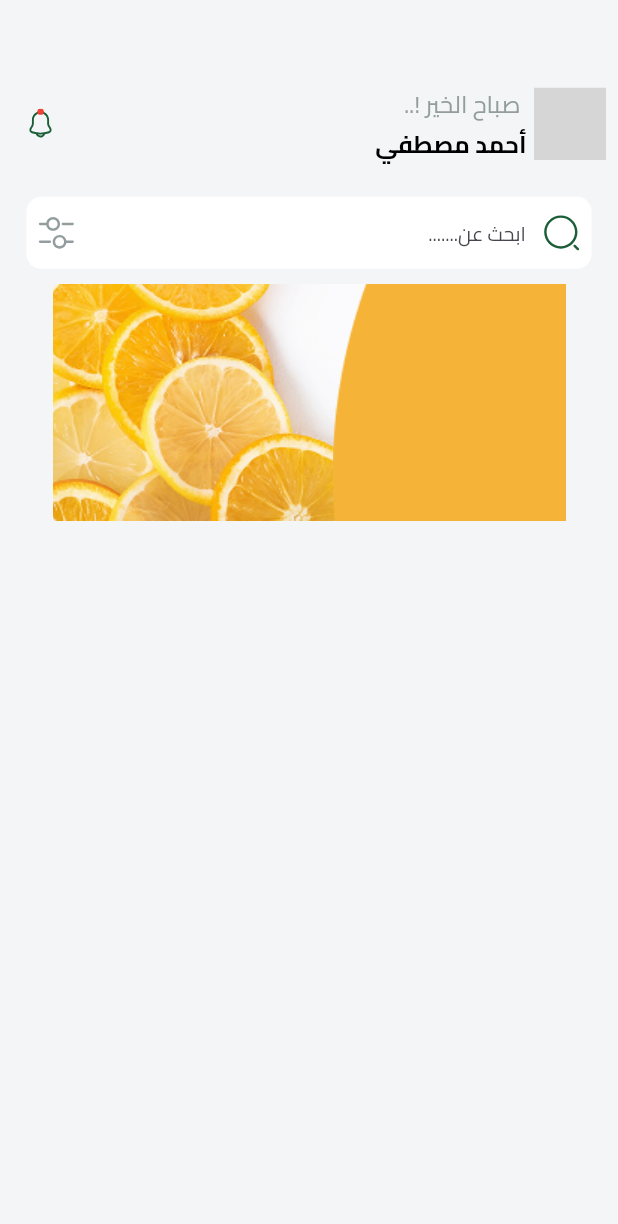
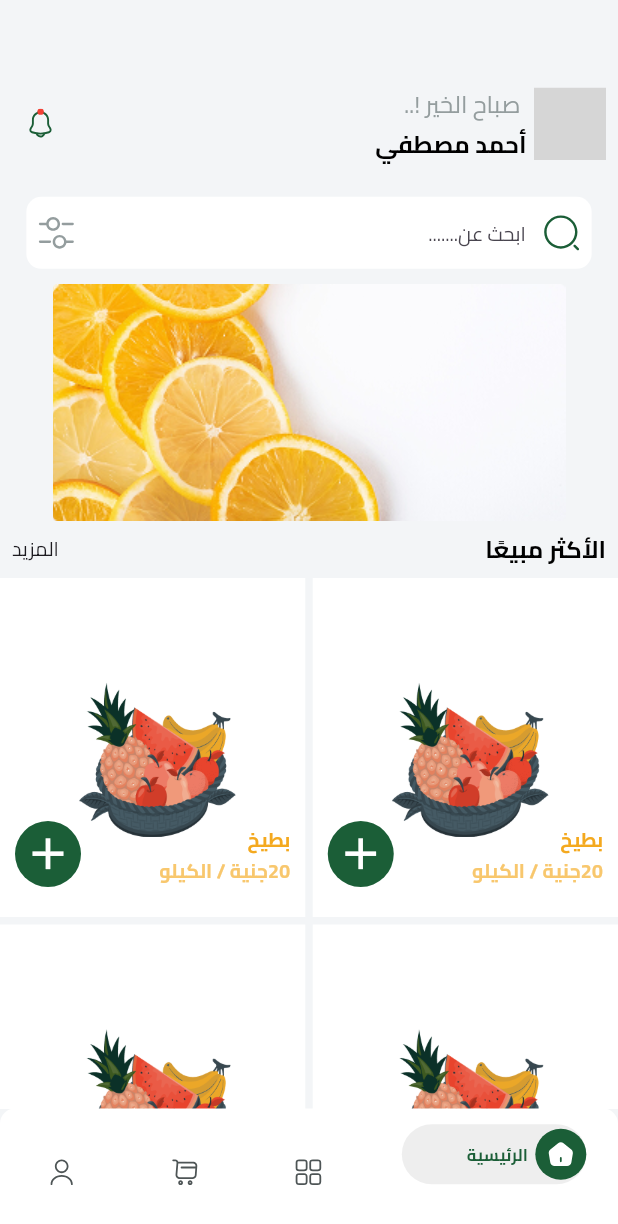
Before and after one commit to Salah-Mo-hammed/friut_hub, a Flutter app: the screen it shows after launch, on a phone screen of 412 x 824 dp. Shown: the top 1224 px of the screen. Run offline on Flutter 3.47's test engine with Material 3 defaults, Android fonts, the phone set to English and light mode, and no system bars; our stand-ins replace animate_do, flutter_svg; grey boxes are pictures that could not be loaded.

Commit message:
Done HomePage AND Bottom Nav Bar

```diff
--- a/lib/auth/presentation/pages/home_page.dart
+++ /dev/null
@@ -1,128 +0,0 @@
-import 'package:flutter/material.dart';
-import 'package:flutter_svg/svg.dart';
-import 'package:friut_hub/core/colors/app_colors.dart';
-import 'package:friut_hub/core/extentions/num_extenstions.dart';
-import 'package:friut_hub/core/fonts/fonts_class.dart';
-import 'package:friut_hub/generated/assets.dart';
-
-class HomePage extends StatelessWidget {
-  const HomePage({super.key});
-
-  @override
-  Widget build(BuildContext context) {
-    return Directionality(
-      textDirection: TextDirection.rtl,
-      child: Scaffold(
-        backgroundColor: Color.fromRGBO(243, 245, 247, 1),
-
-        body: Column(
-          children: [
-            SizedBox(height: 50),
-            //! AppBar Row
-            Padding(
-              padding: const EdgeInsets.all(8.0),
-              child: Row(
-                mainAxisAlignment: MainAxisAlignment.spaceBetween,
-                children: [
-                  Row(
-                    children: [
-                      SvgPicture.asset(
-                        Assets.svgPersonIcon,
-                        fit: BoxFit.fill,
-                      ),
-                      SizedBox(width: 5),
-                      Column(
-                        children: [
-                          Padding(
-                            padding: const EdgeInsets.only(
-                              left: 15.0,
-                            ),
-                            child: Text(
-                              "صباح الخير !..",
-                              style: AppTextStyles.bodyBase.copyWith(
-                                color: AppColors.grayscale400,
-                              ),
-                            ),
-                          ),
-                          SizedBox(height: 5),
-                          Text(
-                            "أحمد مصطفي",
-                            style: AppTextStyles.bodyBaseBold
-                                .copyWith(color: Colors.black),
-                          ),
-                        ],
-                      ),
-                    ],
-                  ),
-                  Padding(
-                    padding: const EdgeInsets.symmetric(
-                      horizontal: 8.0,
-                    ),
-                    child: SvgPicture.asset(
-                      Assets.svgNotificationRing,
-                      height: 20.h(context),
-                      width: 20.w(context),
-                    ),
-                  ),
-                ],
-              ),
-            ),
-            SizedBox(height: 16.h(context)),
-            Padding(
-              padding: const EdgeInsets.symmetric(horizontal: 15.0),
-              child: Container(
-                decoration: BoxDecoration(
-                  color: Colors.white,
-                  borderRadius: BorderRadius.circular(10),
-                ),
-                width: 343.w(context),
-                child: TextField(
-                  decoration: InputDecoration(
-                    hintText: "ابحث عن.......",
-                    hintStyle: AppTextStyles.bodySmall,
-                    border: InputBorder.none,
-                    prefixIcon: Padding(
-                      padding: const EdgeInsets.all(7.0),
-                      child: SvgPicture.asset(
-                        Assets.svgSearchNormal,
-                        height: 30,
-                        width: 30,
-                      ),
-                    ),
-                    prefixIconConstraints: BoxConstraints(
-                      maxHeight: 40,
-                      maxWidth: 40,
-                    ),
-                    suffixIcon: Padding(
-                      padding: const EdgeInsets.all(7.0),
-                      child: SvgPicture.asset(
-                        Assets.svgFilterNormal,
-                        height: 30,
-                        width: 30,
-                      ),
-                    ),
-                    suffixIconConstraints: BoxConstraints(
-                      maxHeight: 40,
-                      maxWidth: 40,
-                    ),
-                  ),
-                ),
-              ),
-            ),
-            SizedBox(height: 10),
-            Stack(
-              children: [
-                Image.asset(Assets.pngOrangeOfferPng),
-                Positioned(
-                  left: 170.w(context),
-                  child: Image.asset(Assets.pngOrangeCircle),
-                ),
-              ],
-            ),
-            // SvgPicture.asset('assets/svg/orange_offer.svg'),
-          ],
-        ),
-      ),
-    );
-  }
-}
--- /dev/null
+++ b/lib/e_commerce/presintaion/pages/home_page.dart
@@ -0,0 +1,199 @@
+import 'package:flutter/material.dart';
+import 'package:flutter_svg/svg.dart';
+import 'package:friut_hub/core/colors/app_colors.dart';
+import 'package:friut_hub/core/extentions/num_extenstions.dart';
+import 'package:friut_hub/core/fonts/fonts_class.dart';
+import 'package:friut_hub/generated/assets.dart';
+
+class HomePage extends StatelessWidget {
+  const HomePage({super.key});
+
+  @override
+  Widget build(BuildContext context) {
+    return Column(
+      children: [
+        SizedBox(height: 50),
+        //! AppBar Row
+        Padding(
+          padding: const EdgeInsets.all(8.0),
+          child: Row(
+            mainAxisAlignment: MainAxisAlignment.spaceBetween,
+            children: [
+              Row(
+                children: [
+                  SvgPicture.asset(
+                    Assets.svgPersonIcon,
+                    fit: BoxFit.fill,
+                  ),
+                  SizedBox(width: 5),
+                  Column(
+                    children: [
+                      Padding(
+                        padding: const EdgeInsets.only(left: 15.0),
+                        child: Text(
+                          "صباح الخير !..",
+                          style: AppTextStyles.bodyBase.copyWith(
+                            color: AppColors.grayscale400,
+                          ),
+                        ),
+                      ),
+                      SizedBox(height: 5),
+                      Text(
+                        "أحمد مصطفي",
+                        style: AppTextStyles.bodyBaseBold.copyWith(
+                          color: Colors.black,
+                        ),
+                      ),
+                    ],
+                  ),
+                ],
+              ),
+              Padding(
+                padding: const EdgeInsets.symmetric(horizontal: 8.0),
+                child: SvgPicture.asset(
+                  Assets.svgNotificationRing,
+                  height: 20.h(context),
+                  width: 20.w(context),
+                ),
+              ),
+            ],
+          ),
+        ),
+        SizedBox(height: 16.h(context)),
+        Padding(
+          padding: const EdgeInsets.symmetric(horizontal: 15.0),
+          child: Container(
+            decoration: BoxDecoration(
+              color: Colors.white,
+              borderRadius: BorderRadius.circular(10),
+            ),
+            width: 343.w(context),
+            child: TextField(
+              decoration: InputDecoration(
+                hintText: "ابحث عن.......",
+                hintStyle: AppTextStyles.bodySmall,
+                border: InputBorder.none,
+                prefixIcon: Padding(
+                  padding: const EdgeInsets.all(7.0),
+                  child: SvgPicture.asset(
+                    Assets.svgSearchNormal,
+                    height: 30,
+                    width: 30,
+                  ),
+                ),
+                prefixIconConstraints: BoxConstraints(
+                  maxHeight: 40,
+                  maxWidth: 40,
+                ),
+                suffixIcon: Padding(
+                  padding: const EdgeInsets.all(7.0),
+                  child: SvgPicture.asset(
+                    Assets.svgFilterNormal,
+                    height: 30,
+                    width: 30,
+                  ),
+                ),
+                suffixIconConstraints: BoxConstraints(
+                  maxHeight: 40,
+                  maxWidth: 40,
+                ),
+              ),
+            ),
+          ),
+        ),
+        SizedBox(height: 10),
+        // Stack(
+        //   children: [
+        //     Image.asset(Assets.pngOrangeOfferPng),
+        //     Positioned(
+        //       left: 170.w(context),
+        //       child: Image.asset(Assets.pngOrangeCircle),
+        //     ),
+        //   ],
+        // ),
+        Image.asset(Assets.pngOrangeOfferPng),
+
+        // ! svg is the best but for now here is a problem in fetching image
+        // SvgPicture.asset('assets/svg/orange_offer.svg'),
+        Padding(
+          padding: const EdgeInsets.all(8.0),
+          child: Row(
+            mainAxisAlignment: MainAxisAlignment.spaceBetween,
+            children: [
+              Text(
+                "الأكثر مبيعًا",
+                style: AppTextStyles.bodyBaseBold.copyWith(
+                  color: Colors.black,
+                ),
+              ),
+              Text("المزيد", style: AppTextStyles.bodySmall),
+            ],
+          ),
+        ),
+        Expanded(
+          child: GridView.builder(
+            padding: EdgeInsets.zero,
+            itemCount: 10,
+            gridDelegate:
+                const SliverGridDelegateWithFixedCrossAxisCount(
+                  crossAxisCount: 2,
+                  crossAxisSpacing: 5,
+                  mainAxisSpacing: 5,
+                  childAspectRatio: .9,
+                ),
+            itemBuilder: (context, index) {
+              return Container(
+                decoration: BoxDecoration(color: Colors.white),
+                child: Stack(
+                  children: [
+                    Center(
+                      child: Image.asset(
+                        height: 120,
+                        width: 120,
+                        Assets.pngFruitBasketAmico1Splash1,
+                      ),
+                    ),
+                    // ! same problem
+                    // SvgPicture.asset(Assets.svgFarawlla),
+                    Positioned(
+                      bottom: 20,
+                      right: 10,
+                      child: Column(
+                        crossAxisAlignment: CrossAxisAlignment.start,
+                        children: [
+                          Text(
+                            "بطيخ",
+                            style: AppTextStyles.bodySmallBold
+                                .copyWith(color: AppColors.orange500),
+                          ),
+                          Text(
+                            "20جنية / الكيلو",
+                            style: AppTextStyles.bodySmallBold
+                                .copyWith(color: AppColors.orange300),
+                          ),
+                        ],
+                      ),
+                    ),
+                    Positioned(
+                      bottom: 20,
+                      left: 10,
+                      child: CircleAvatar(
+                        radius: 22,
+                        backgroundColor: AppColors.green1_500,
+                        child: Icon(
+                          size: 35,
+                          Icons.add,
+                          color: Colors.white,
+                        ),
+                      ),
+                    ),
+                  ],
+                ),
+              );
+            },
+          ),
+        ),
+      ],
+    );
+  }
+}
--- /dev/null
+++ b/lib/e_commerce/presintaion/pages/main_dashboard.dart
@@ -0,0 +1,49 @@
+import 'package:flutter/material.dart';
+import 'package:friut_hub/e_commerce/presintaion/pages/home_page.dart';
+import 'package:friut_hub/e_commerce/presintaion/pages/my_cart_page.dart';
+import 'package:friut_hub/e_commerce/presintaion/pages/product_page.dart';
+import 'package:friut_hub/e_commerce/presintaion/pages/profile_page.dart';
+import 'package:friut_hub/e_commerce/presintaion/widgets/bottom_nav_bar_widget.dart';
+
+class MainDashboard extends StatefulWidget {
+  const MainDashboard({super.key});
+
+  @override
+  State<MainDashboard> createState() => _MainDashboardState();
+}
+
+class _MainDashboardState extends State<MainDashboard> {
+  int _selectedIndex = 0;
+
+  void _onItemTapped(int index) {
+    setState(() {
+      _selectedIndex = index;
+    });
+  }
+
+  @override
+  Widget build(BuildContext context) {
+    return Directionality(
+      textDirection: TextDirection.rtl,
+
+      child: Scaffold(
+        backgroundColor: Color.fromRGBO(243, 245, 247, 1),
+
+        body: IndexedStack(
+          index: _selectedIndex,
+          children: [
+            HomePage(),
+            ProductsPage(),
+            MyCartPage(),
+            ProfilePage(),
+          ],
+        ),
+
+        bottomNavigationBar: FancyBottomNavBar(
+          selectedIndex: _selectedIndex,
+          onTap: _onItemTapped,
+        ),
+      ),
+    );
+  }
+}
--- /dev/null
+++ b/lib/e_commerce/presintaion/widgets/bottom_nav_bar_widget.dart
@@ -0,0 +1,242 @@
+import 'package:flutter/material.dart';
+import 'package:flutter_svg/svg.dart';
+import 'package:friut_hub/core/colors/app_colors.dart';
+import 'package:friut_hub/core/fonts/fonts_class.dart';
+import 'package:friut_hub/generated/assets.dart';
+
+class FancyBottomNavBar extends StatelessWidget {
+  final int selectedIndex;
+  final Function(int) onTap;
+
+  const FancyBottomNavBar({
+    super.key,
+    required this.selectedIndex,
+    required this.onTap,
+  });
+
+  @override
+  Widget build(BuildContext context) {
+    final unselectedIcons = [
+      Assets.svgUnselectedHomeIcon,
+      Assets.svgUnselectedProductsIcon,
+      Assets.svgUnselectedShoppingCartIcon,
+      Assets.svgUnselectedProfileIcon,
+    ];
+    final selectedIcons = [
+      Assets.svgSelectedHomeIcon,
+      Assets.svgSelectedProductIcon,
+      Assets.svgSelectedShoppingCartIcon,
+      Assets.svgSelectedUserIcon,
+    ];
+
+    final labels = ["الرئيسية", "المنتجات", "سلة المشتريات", "حسابي"];
+
+    return Container(
+      height: 85,
+      decoration: const BoxDecoration(
+        color: Color(0xFFFFFFFF),
+        borderRadius: BorderRadius.only(
+          topLeft: Radius.circular(10),
+          topRight: Radius.circular(10),
+        ),
+      ),
+      child: Row(
+        mainAxisAlignment: MainAxisAlignment.spaceAround,
+        children: List.generate(unselectedIcons.length, (index) {
+          final isSelected = index == selectedIndex;
+
+          return GestureDetector(
+            onTap: () => onTap(index),
+            child:
+            // ! this animated to gorw container size
+            AnimatedContainer(
+              duration: const Duration(milliseconds: 300),
+              curve: Curves.easeOutBack,
+              transform: Matrix4.translationValues(
+                0,
+                isSelected ? -12 : 0,
+                0,
+              ),
+              child:
+              // ! this animated extends to show page name .
+              //! Note: must be used layout builder for width enhancment (shopping cart vs others)
+              AnimatedContainer(
+                duration: const Duration(milliseconds: 300),
+                height: isSelected ? 40 : 40,
+                width:
+                    isSelected
+                        ? (MediaQuery.sizeOf(context).width / 4) + 20
+                        : 40,
+                decoration: BoxDecoration(
+                  borderRadius:
+                      isSelected ? BorderRadius.circular(25) : null,
+                  color:
+                      isSelected
+                          ? const Color(0xFFEEEEEE)
+                          : const Color.fromARGB(0, 161, 23, 23),
+                ),
+                child:
+                    !isSelected
+                        ? bottom_nav_icon(
+                          unselectedIcons,
+                          index,
+                          isSelected,
+                        )
+                        : Row(
+                          mainAxisSize: MainAxisSize.min,
+                          mainAxisAlignment: MainAxisAlignment.start,
+                          children: [
+                            bottom_nav_icon(
+                              selectedIcons,
+                              index,
+                              isSelected,
+                            ),
+                            //! overdlowed pixels roblem because of this sizedbox
+                            const SizedBox(width: 5),
+                            Flexible(
+                              child: Text(
+                                overflow: TextOverflow.ellipsis,
+                                labels[index],
+                                style: AppTextStyles.bodyXSmall
+                                    .copyWith(
+                                      color: AppColors.green1_500,
+                                      fontWeight: FontWeight.bold,
+                                    ),
+                              ),
+                            ),
+                          ],
+                        ),
+              ),
+            ),
+          );
+        }),
+      ),
+    );
+  }
+
+  CircleAvatar bottom_nav_icon(
+    List<String> icons,
+    int index,
+    bool isSelected,
+  ) {
+    return CircleAvatar(
+      radius: 17,
+      backgroundColor:
+          isSelected ? AppColors.green1_500 : Color(0xFFFFFFFF),
+      child: SvgPicture.asset(height: 19, width: 19, icons[index]),
+    );
+  }
+}
+// ! my old code
+/*
+
+import 'package:flutter/material.dart';
+
+class FancyBottomNavBar extends StatelessWidget {
+  final int selectedIndex;
+  final Function(int) onTap;
+
+  const FancyBottomNavBar({
+    super.key,
+    required this.selectedIndex,
+    required this.onTap,
+  });
+
+  @override
+  Widget build(BuildContext context) {
+    final icons = [
+      Icons.home,
+      Icons.production_quantity_limits,
+      Icons.shopping_bag_outlined,
+      Icons.person,
+    ];
+
+    final labels = ["الرئيسية", "المنتجات", "سلة التسوق", "حسابي"];
+
+    return Container(
+      height: 85,
+      decoration: const BoxDecoration(
+        color: Color.fromARGB(255, 139, 102, 158),
+        borderRadius: BorderRadius.only(
+          topLeft: Radius.circular(10),
+          topRight: Radius.circular(10),
+        ),
+      ),
+      child: Row(
+        mainAxisAlignment: MainAxisAlignment.spaceAround,
+        children: List.generate(icons.length, (index) {
+          final isSelected = index == selectedIndex;
+
+          return GestureDetector(
+            onTap: () => onTap(index),
+            child: AnimatedContainer(
+              duration: const Duration(milliseconds: 300),
+              curve: Curves.easeOutBack,
+              transform: Matrix4.translationValues(
+                0,
+                isSelected ? -12 : 0,
+                0,
+              ),
+              child: Column(
+                mainAxisAlignment: MainAxisAlignment.center,
+                children: [
+                  AnimatedContainer(
+                    duration: const Duration(milliseconds: 300),
+                    height: isSelected ? 50 : 40,
+                    width: isSelected ? 50 : 40,
+                    decoration: BoxDecoration(
+                      color:
+                          isSelected
+                              ? Colors.white
+                              : Colors.transparent,
+                      shape: BoxShape.circle,
+                      boxShadow:
+                          isSelected
+                              ? [
+                                BoxShadow(
+                                  color: Colors.black.withOpacity(
+                                    0.25,
+                                  ),
+                                  blurRadius: 8,
+                                  offset: const Offset(0, 4),
+                                ),
+                              ]
+                              : [],
+                    ),
+                    child: Icon(
+                      icons[index],
+                      color:
+                          isSelected
+                              ? const Color.fromARGB(
+                                255,
+                                139,
+                                102,
+                                158,
+                              )
+                              : Colors.white,
+                      size: isSelected ? 26 : 24,
+                    ),
+                  ),
+                  const SizedBox(height: 4),
+                  Text(
+                    labels[index],
+                    style: TextStyle(
+                      color: Colors.white,
+                      fontSize: 12,
+                      fontWeight:
+                          isSelected
+                              ? FontWeight.bold
+                              : FontWeight.normal,
+                    ),
+                  ),
+                ],
+              ),
+            ),
+          );
+        }),
+      ),
+    );
+  }
+}
+
+ */
--- a/lib/main.dart
+++ b/lib/main.dart
@@ -1,8 +1,9 @@
 // import 'package:device_preview/device_preview.dart';
 // import 'package:flutter/foundation.dart';
 import 'package:flutter/material.dart';
-import 'package:friut_hub/auth/presentation/pages/home_page.dart';
+import 'package:friut_hub/e_commerce/presintaion/pages/home_page.dart';
 import 'package:friut_hub/auth/presentation/pages/reset_pass_page.dart';
+import 'package:friut_hub/e_commerce/presintaion/pages/main_dashboard.dart';
 import 'package:friut_hub/features/pages/splash_page.dart';
 import 'package:flutter_localizations/flutter_localizations.dart';
 import 'package:friut_hub/auth/presentation/pages/login_page.dart';
@@ -37,7 +38,7 @@ class MyApp extends StatelessWidget {
 
       // home: ResetPasswordPage(),
       // home: LoginPage(isRegister: false),
-      home: const HomePage(),
+      home: const MainDashboard(),
     );
   }
 }
```
Also changed, not shown: lib/e_commerce/presintaion/pages/my_cart_page.dart (added, +10 -0 lines), lib/e_commerce/presintaion/pages/product_page.dart (added, +10 -0 lines), lib/e_commerce/presintaion/pages/profile_page.dart (added, +10 -0 lines), assets/png/watermellon_png.png (added), assets/svg/farawlla.svg (added), assets/svg/selected_home_icon.svg (added), assets/svg/selected_product_icon.svg (added), assets/svg/selected_shopping-cart_icon.svg (added), assets/svg/selected_user_icon.svg (added), assets/svg/unselected_home_icon.svg (added), assets/svg/unselected_products_icon.svg (added), assets/svg/unselected_profile_icon.svg (added), assets/svg/unselected_shopping-cart_icon.svg (added), assets/svg/watermellon.svg (added), 1 more files.
